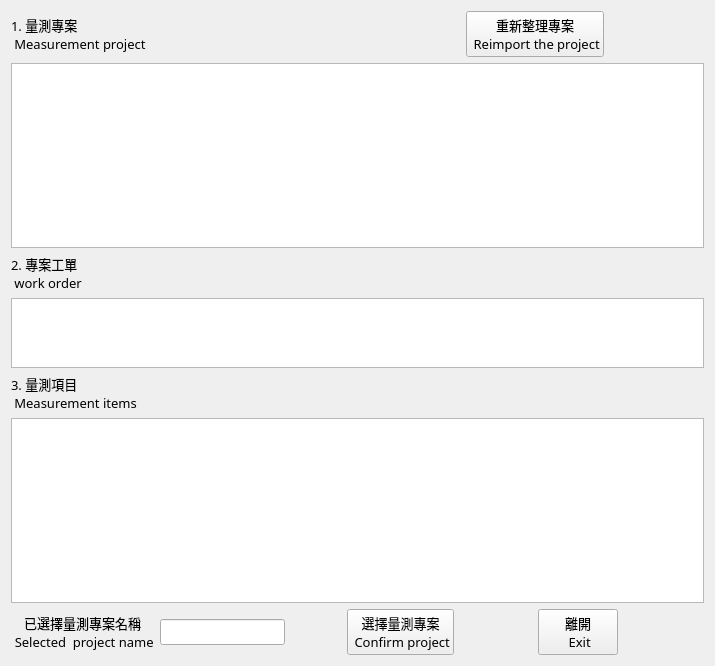
This is ui/project_check.ui in a20202042/pdal-measurement_now as Qt 5 draws it before an edit. The edited form follows.
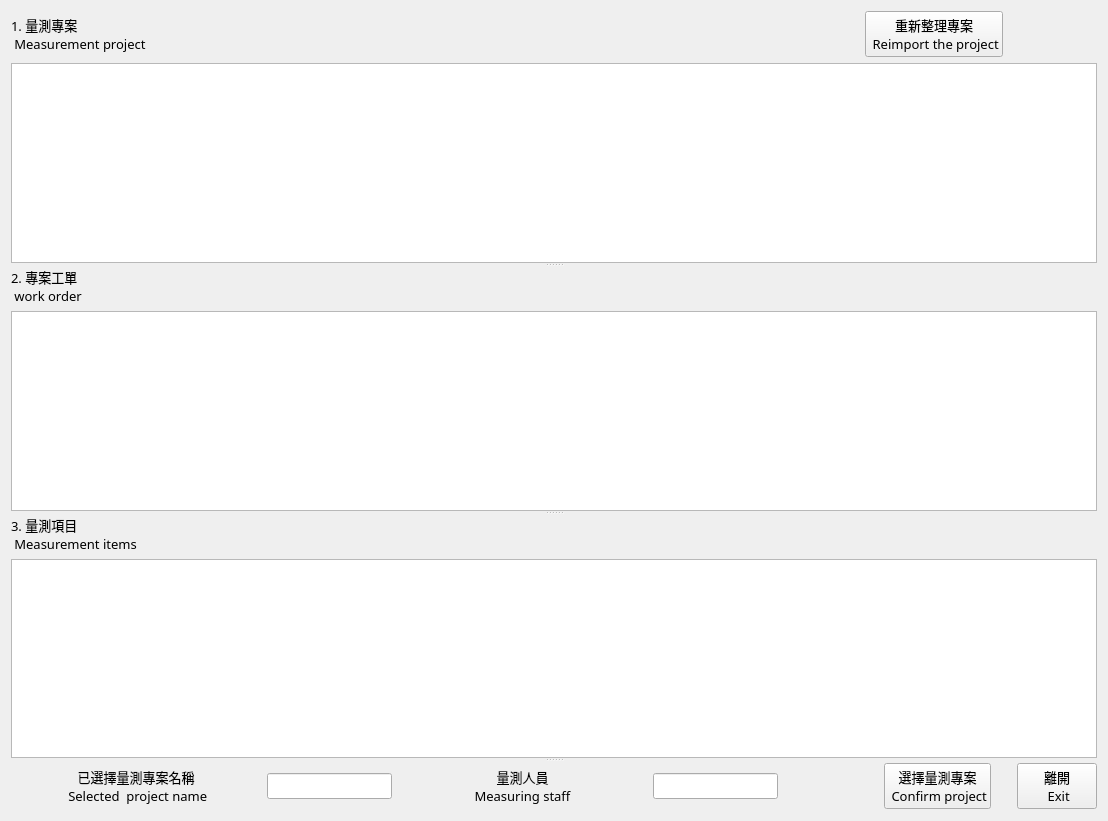
This is the edited form.

Patch:
```diff
--- a/ui/project_check.ui
+++ b/ui/project_check.ui
@@ -6,24 +6,25 @@
    <rect>
     <x>0</x>
     <y>0</y>
-    <width>711</width>
-    <height>666</height>
+    <width>1108</width>
+    <height>821</height>
    </rect>
   </property>
   <property name="windowTitle">
    <string>Form</string>
   </property>
-  <layout class="QGridLayout" name="gridLayout_2">
-   <item row="0" column="0">
     <layout class="QGridLayout" name="gridLayout">
-     <item row="7" column="10" colspan="3">
-      <widget class="QPushButton" name="pushButton_close">
-       <property name="sizePolicy">
-        <sizepolicy hsizetype="Fixed" vsizetype="Fixed">
-         <horstretch>0</horstretch>
-         <verstretch>0</verstretch>
-        </sizepolicy>
-       </property>
+   <item row="0" column="0">
+    <widget class="QSplitter" name="splitter">
+     <property name="orientation">
+      <enum>Qt::Vertical</enum>
+     </property>
+     <widget class="QWidget" name="">
+      <layout class="QVBoxLayout" name="verticalLayout_3">
+       <item>
+        <layout class="QHBoxLayout" name="horizontalLayout_2">
+         <item>
+          <widget class="QLabel" name="label">
        <property name="font">
         <font>
          <family>微軟正黑體</family>
@@ -31,12 +32,41 @@
         </font>
        </property>
        <property name="text">
-        <string>離開 
- Exit</string>
+            <string>1. 量測專案 
+ Measurement project</string>
        </property>
       </widget>
      </item>
-     <item row="0" column="8" colspan="4">
+         <item>
+          <spacer name="horizontalSpacer_3">
+           <property name="orientation">
+            <enum>Qt::Horizontal</enum>
+           </property>
+           <property name="sizeType">
+            <enum>QSizePolicy::Fixed</enum>
+           </property>
+           <property name="sizeHint" stdset="0">
+            <size>
+             <width>40</width>
+             <height>20</height>
+            </size>
+           </property>
+          </spacer>
+         </item>
+         <item>
+          <spacer name="horizontalSpacer_5">
+           <property name="orientation">
+            <enum>Qt::Horizontal</enum>
+           </property>
+           <property name="sizeHint" stdset="0">
+            <size>
+             <width>40</width>
+             <height>20</height>
+            </size>
+           </property>
+          </spacer>
+         </item>
+         <item>
       <widget class="QPushButton" name="pushButton_rest_project">
        <property name="sizePolicy">
         <sizepolicy hsizetype="Fixed" vsizetype="Fixed">
@@ -56,37 +86,7 @@
        </property>
       </widget>
      </item>
-     <item row="7" column="6">
-      <widget class="QPushButton" name="pushButton_cinfirm_project">
-       <property name="font">
-        <font>
-         <family>微軟正黑體</family>
-         <pointsize>10</pointsize>
-        </font>
-       </property>
-       <property name="text">
-        <string>選擇量測專案 
- Confirm project</string>
-       </property>
-      </widget>
-     </item>
-     <item row="0" column="2" colspan="5">
-      <spacer name="horizontalSpacer_3">
-       <property name="orientation">
-        <enum>Qt::Horizontal</enum>
-       </property>
-       <property name="sizeType">
-        <enum>QSizePolicy::Fixed</enum>
-       </property>
-       <property name="sizeHint" stdset="0">
-        <size>
-         <width>40</width>
-         <height>20</height>
-        </size>
-       </property>
-      </spacer>
-     </item>
-     <item row="0" column="12">
+         <item>
       <spacer name="horizontalSpacer">
        <property name="orientation">
         <enum>Qt::Horizontal</enum>
@@ -102,29 +102,16 @@
        </property>
       </spacer>
      </item>
-     <item row="6" column="0" colspan="13">
-      <widget class="QTableWidget" name="tableWidget_measureitem"/>
-     </item>
-     <item row="7" column="8" colspan="2">
-      <spacer name="horizontalSpacer_4">
-       <property name="orientation">
-        <enum>Qt::Horizontal</enum>
-       </property>
-       <property name="sizeType">
-        <enum>QSizePolicy::Fixed</enum>
-       </property>
-       <property name="sizeHint" stdset="0">
-        <size>
-         <width>20</width>
-         <height>20</height>
-        </size>
-       </property>
-      </spacer>
-     </item>
-     <item row="1" column="0" colspan="13">
+        </layout>
+       </item>
+       <item>
       <widget class="QTableWidget" name="tableWidget_project"/>
      </item>
-     <item row="2" column="0" colspan="2">
+      </layout>
+     </widget>
+     <widget class="QWidget" name="">
+      <layout class="QVBoxLayout" name="verticalLayout_2">
+       <item>
       <widget class="QLabel" name="label_4">
        <property name="font">
         <font>
@@ -138,7 +125,7 @@
        </property>
       </widget>
      </item>
-     <item row="3" column="0" colspan="13">
+       <item>
       <widget class="QTableWidget" name="tableWidget_work_order">
        <property name="sizePolicy">
         <sizepolicy hsizetype="Expanding" vsizetype="Expanding">
@@ -148,7 +135,32 @@
        </property>
       </widget>
      </item>
-     <item row="7" column="0" colspan="2">
+      </layout>
+     </widget>
+     <widget class="QWidget" name="">
+      <layout class="QVBoxLayout" name="verticalLayout">
+       <item>
+        <widget class="QLabel" name="label_2">
+         <property name="font">
+          <font>
+           <family>微軟正黑體</family>
+           <pointsize>10</pointsize>
+          </font>
+         </property>
+         <property name="text">
+          <string>3. 量測項目 
+ Measurement items</string>
+         </property>
+        </widget>
+       </item>
+       <item>
+        <widget class="QTableWidget" name="tableWidget_measureitem"/>
+       </item>
+      </layout>
+     </widget>
+     <widget class="QWidget" name="">
+      <layout class="QHBoxLayout" name="horizontalLayout">
+       <item>
       <widget class="QLabel" name="label_3">
        <property name="font">
         <font>
@@ -165,7 +177,7 @@
        </property>
       </widget>
      </item>
-     <item row="7" column="2" colspan="3">
+       <item>
       <widget class="QLineEdit" name="lineEdit_now_project_name">
        <property name="sizePolicy">
         <sizepolicy hsizetype="Fixed" vsizetype="Fixed">
@@ -181,7 +193,50 @@
        </property>
       </widget>
      </item>
-     <item row="7" column="5">
+       <item>
+        <widget class="QLabel" name="label_5">
+         <property name="font">
+          <font>
+           <family>微軟正黑體</family>
+           <pointsize>10</pointsize>
+           <weight>50</weight>
+           <bold>false</bold>
+          </font>
+         </property>
+         <property name="layoutDirection">
+          <enum>Qt::LeftToRight</enum>
+         </property>
+         <property name="text">
+          <string>量測人員 
+Measuring staff</string>
+         </property>
+         <property name="alignment">
+          <set>Qt::AlignCenter</set>
+         </property>
+        </widget>
+       </item>
+       <item>
+        <widget class="QLineEdit" name="lineEdit_measure_staff">
+         <property name="sizePolicy">
+          <sizepolicy hsizetype="Fixed" vsizetype="Fixed">
+           <horstretch>0</horstretch>
+           <verstretch>0</verstretch>
+          </sizepolicy>
+         </property>
+         <property name="font">
+          <font>
+           <family>微軟正黑體</family>
+           <pointsize>10</pointsize>
+           <weight>50</weight>
+           <bold>false</bold>
+          </font>
+         </property>
+         <property name="alignment">
+          <set>Qt::AlignLeading|Qt::AlignLeft|Qt::AlignVCenter</set>
+         </property>
+        </widget>
+       </item>
+       <item>
       <spacer name="horizontalSpacer_2">
        <property name="orientation">
         <enum>Qt::Horizontal</enum>
@@ -191,14 +246,20 @@
        </property>
        <property name="sizeHint" stdset="0">
         <size>
-         <width>50</width>
-         <height>28</height>
+           <width>100</width>
+           <height>20</height>
         </size>
        </property>
       </spacer>
      </item>
-     <item row="0" column="0" colspan="2">
-      <widget class="QLabel" name="label">
+       <item>
+        <widget class="QPushButton" name="pushButton_cinfirm_project">
+         <property name="sizePolicy">
+          <sizepolicy hsizetype="Fixed" vsizetype="Fixed">
+           <horstretch>0</horstretch>
+           <verstretch>0</verstretch>
+          </sizepolicy>
+         </property>
        <property name="font">
         <font>
          <family>微軟正黑體</family>
@@ -206,26 +267,35 @@
         </font>
        </property>
        <property name="text">
-        <string>1. 量測專案 
- Measurement project</string>
+          <string>選擇量測專案 
+ Confirm project</string>
        </property>
       </widget>
      </item>
-     <item row="0" column="7">
-      <spacer name="horizontalSpacer_5">
+       <item>
+        <spacer name="horizontalSpacer_4">
        <property name="orientation">
         <enum>Qt::Horizontal</enum>
        </property>
+         <property name="sizeType">
+          <enum>QSizePolicy::Fixed</enum>
+         </property>
        <property name="sizeHint" stdset="0">
         <size>
-         <width>40</width>
+           <width>20</width>
          <height>20</height>
         </size>
        </property>
       </spacer>
      </item>
-     <item row="5" column="0" colspan="4">
-      <widget class="QLabel" name="label_2">
+       <item>
+        <widget class="QPushButton" name="pushButton_close">
+         <property name="sizePolicy">
+          <sizepolicy hsizetype="Fixed" vsizetype="Fixed">
+           <horstretch>0</horstretch>
+           <verstretch>0</verstretch>
+          </sizepolicy>
+         </property>
        <property name="font">
         <font>
          <family>微軟正黑體</family>
@@ -233,12 +303,14 @@
         </font>
        </property>
        <property name="text">
-        <string>3. 量測項目 
- Measurement items</string>
+          <string>離開 
+ Exit</string>
        </property>
       </widget>
      </item>
     </layout>
+     </widget>
+    </widget>
    </item>
   </layout>
  </widget>
```
Lines whose indentation alone changed are shown as unchanged.
